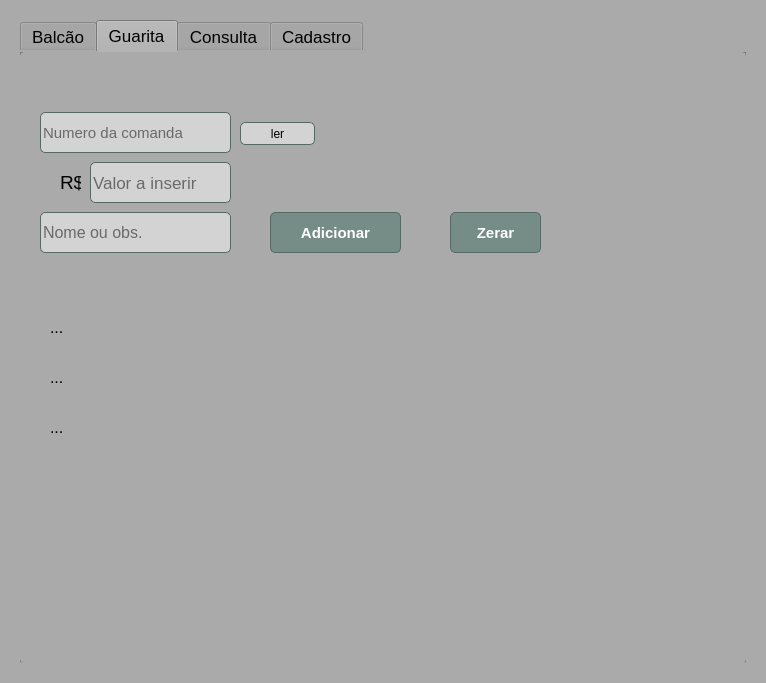
Above: comanda.ui from Pindoba/Comanda-pre before the change. Below: the same form after it.
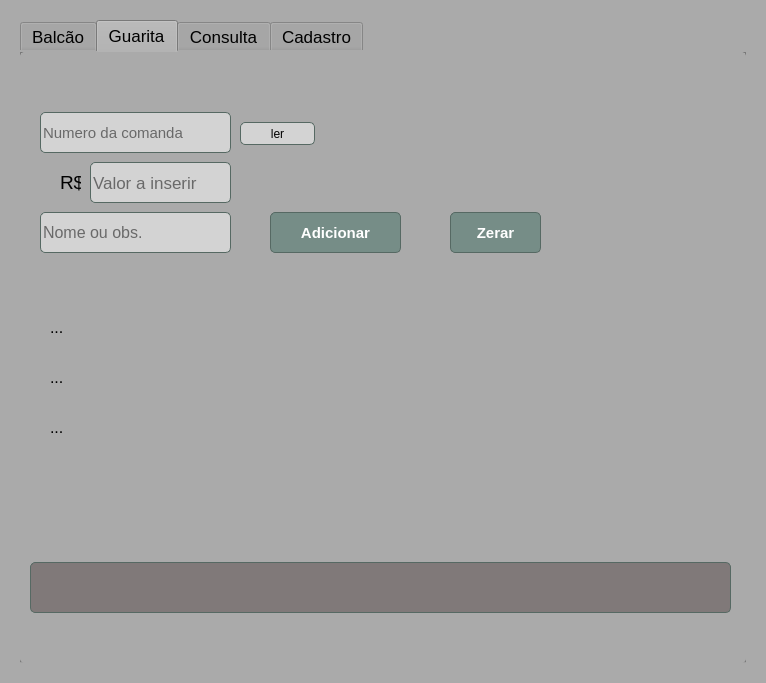
That is the form after the change. The open tabs and pages were chosen to show the change.

Commit message: mensagens de status

```diff
--- a/comanda.ui
+++ b/comanda.ui
@@ -500,6 +500,36 @@
            <string>Zerar</string>
           </property>
          </widget>
+         <widget class="QLabel" name="label_4">
+          <property name="geometry">
+           <rect>
+            <x>10</x>
+            <y>510</y>
+            <width>701</width>
+            <height>51</height>
+           </rect>
+          </property>
+          <property name="font">
+           <font>
+            <pointsize>19</pointsize>
+            <weight>75</weight>
+            <bold>true</bold>
+           </font>
+          </property>
+          <property name="styleSheet">
+           <string notr="true">
+color: rgb(187, 255, 224);
+color: rgb(0, 255, 0);
+background-color:#807979;
+border:1px solid #566963;</string>
+          </property>
+          <property name="text">
+           <string/>
+          </property>
+          <property name="alignment">
+           <set>Qt::AlignCenter</set>
+          </property>
+         </widget>
         </widget>
         <widget class="QWidget" name="tab_3">
          <attribute name="title">
```
Left out of the diff: 2 changed lines with no effect on the pictures. The commit also changes 2 other files.
